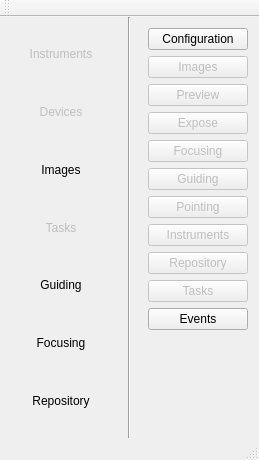
Before: the Qt Designer form gui/snowgui/main/mainwindow.ui in AndreasFMueller/AstroPhotography, drawn with Qt 5.
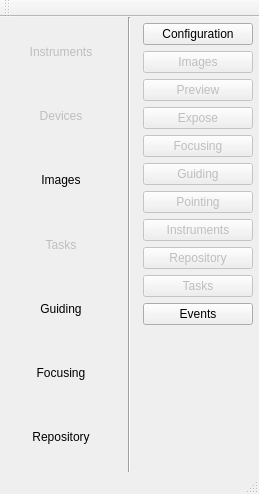
After: the same form once the commit is applied.

```diff
--- a/gui/snowgui/main/mainwindow.ui
+++ b/gui/snowgui/main/mainwindow.ui
@@ -10,7 +10,7 @@
     <x>0</x>
     <y>0</y>
     <width>259</width>
-    <height>460</height>
+    <height>494</height>
    </rect>
   </property>
   <property name="sizePolicy">
@@ -60,6 +60,18 @@
     <item>
      <widget class="QWidget" name="servicesWidget" native="true">
       <layout class="QVBoxLayout" name="verticalLayout">
+       <property name="leftMargin">
+        <number>6</number>
+       </property>
+       <property name="topMargin">
+        <number>6</number>
+       </property>
+       <property name="rightMargin">
+        <number>6</number>
+       </property>
+       <property name="bottomMargin">
+        <number>6</number>
+       </property>
        <item>
         <widget class="QLabel" name="instrumentsLabel">
          <property name="enabled">
@@ -164,6 +176,18 @@
     <item>
      <widget class="QWidget" name="appsWidget" native="true">
       <layout class="QGridLayout" name="gridLayout">
+       <property name="leftMargin">
+        <number>6</number>
+       </property>
+       <property name="topMargin">
+        <number>6</number>
+       </property>
+       <property name="rightMargin">
+        <number>6</number>
+       </property>
+       <property name="bottomMargin">
+        <number>6</number>
+       </property>
        <item row="2" column="0">
         <widget class="QPushButton" name="appPreviewButton">
          <property name="enabled">
```
